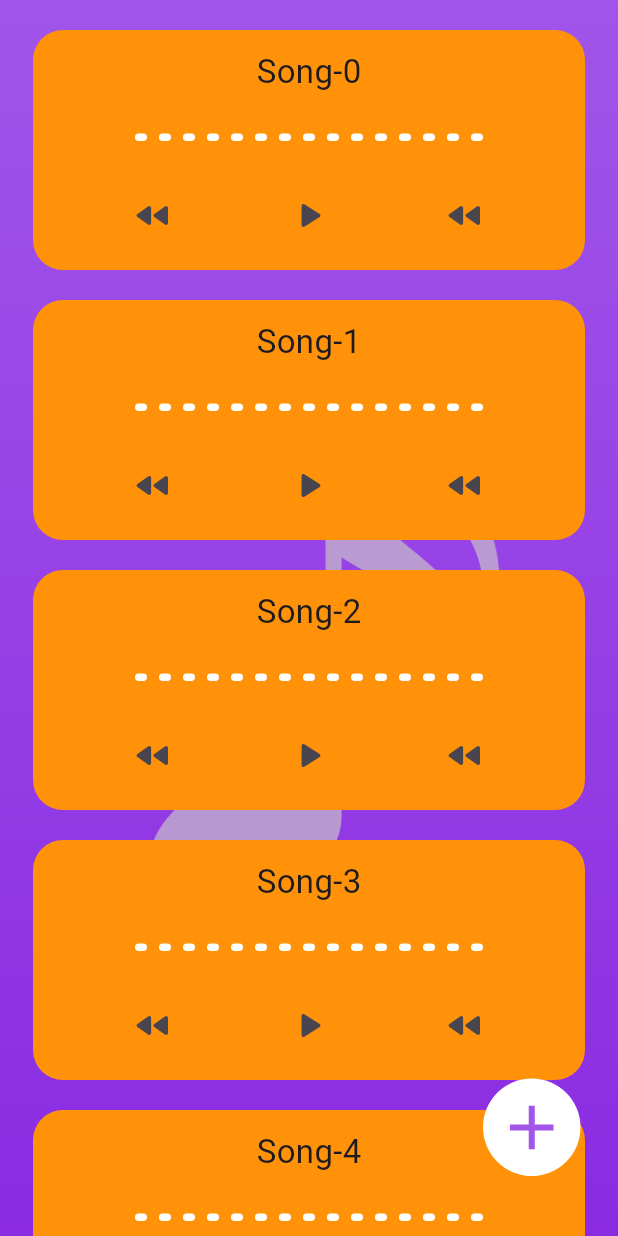
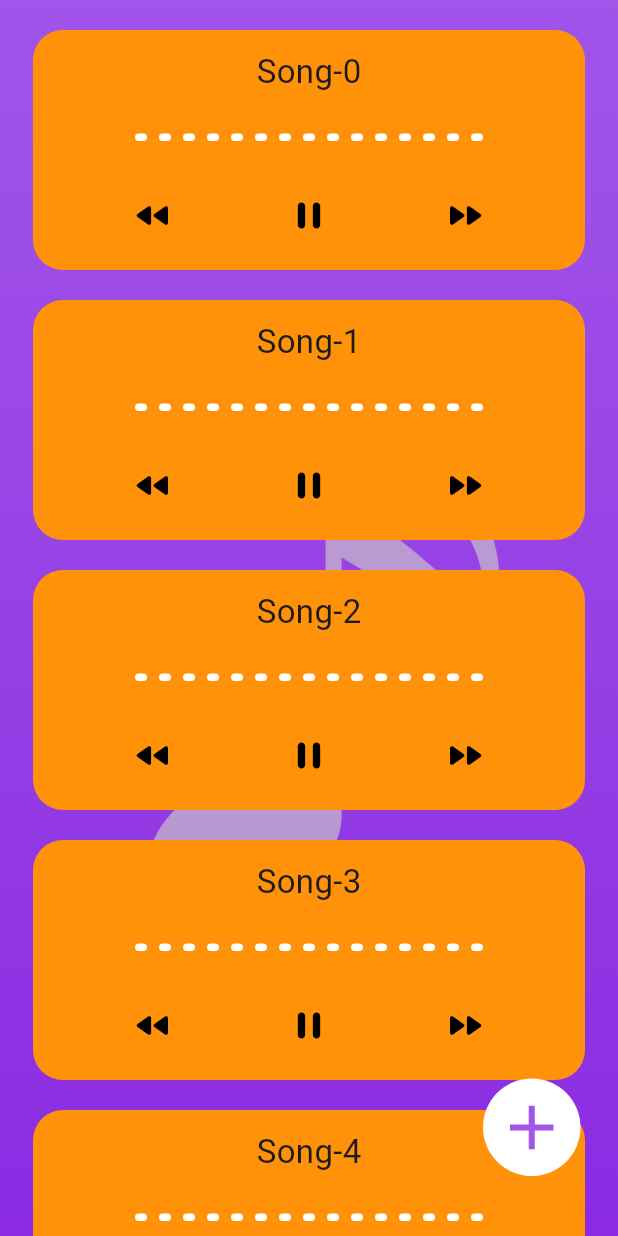
Before and after one commit to Mokshith-S/harmony, a Flutter app: the screen it shows after launch, on a phone screen of 412 x 824 dp. Run offline on Flutter 3.47's test engine with Material 3 defaults, Android fonts, the phone set to English and light mode, and no system bars; our stand-ins replace flutter_bloc, google_fonts.

Commit message:
16-01-24

```diff
--- a/lib/harmony_home.dart
+++ b/lib/harmony_home.dart
@@ -89,7 +89,8 @@ class _HarmonyHomeState extends State<HarmonyHome>
                   alignment:
                       pressed ? Alignment.topCenter : Alignment.bottomCenter,
                   child: InkWell(
-                    onTap: () => Navigator.of(context).pushNamed('temp'),
+                    onTap: () =>
+                        Navigator.of(context).pushNamed('control_panel'),
                     child: Container(
                       height: 60,
                       width: 60,
--- a/lib/main.dart
+++ b/lib/main.dart
@@ -1,8 +1,8 @@
 import 'package:flutter/material.dart';
 import 'package:flutter_bloc/flutter_bloc.dart';
 import 'package:harmony/bloc/harmony_bloc.dart';
+import 'package:harmony/create_harmony.dart';
 import 'package:harmony/harmony_home.dart';
-import 'package:harmony/new_page.dart';
 
 void main() {
   runApp(const HarmonyController());
@@ -19,7 +19,7 @@ class HarmonyController extends StatelessWidget {
         initialRoute: '/',
         routes: {
           '/': (context) => const HarmonyHome(),
-          'temp': (context) => const TempRoute(),
+          'control_panel': (context) => const HarmonyPanel(),
         },
       ),
     );
--- a/lib/widget/song_control.dart
+++ b/lib/widget/song_control.dart
@@ -2,17 +2,34 @@ import 'package:flutter/material.dart';
 
 class SongControl extends StatelessWidget {
   const SongControl(
-      {super.key, required this.icon, required this.controlLogic});
+      {super.key,
+      required this.icon,
+      this.iconSelected,
+      required this.controlLogic,
+      this.selected = false,
+      this.color = Colors.black,
+      this.splash = false});
 
   final IconData icon;
   final void Function() controlLogic;
+  final Color color;
+  final bool splash;
+  final bool selected;
+  final IconData? iconSelected;
 
   @override
   Widget build(BuildContext context) {
+    print(iconSelected);
+    print(selected);
     return IconButton(
       onPressed: controlLogic,
       icon: Icon(icon),
       iconSize: 30,
+      color: color,
+      splashColor: splash ? Colors.red : null,
+      splashRadius: splash ? 30 : null,
+      isSelected: selected,
+      selectedIcon: iconSelected == null ? null : Icon(iconSelected),
     );
   }
 }
--- a/lib/widget/song_tile.dart
+++ b/lib/widget/song_tile.dart
@@ -45,10 +45,9 @@ class SongTile extends StatelessWidget {
                   SongControl(
                       icon: Icons.fast_rewind_rounded, controlLogic: () {}),
                   SongControl(
-                      icon: state is PlayState &&
-                              state.harmonyId == 'Creation-$index'
-                          ? Icons.pause_rounded
-                          : Icons.play_arrow_rounded,
+                      icon: Icons.play_arrow_rounded,
+                      iconSelected: Icons.pause_rounded,
+                      selected: true,
                       controlLogic: state is PlayState
                           ? () {
                               context
@@ -61,7 +60,7 @@ class SongTile extends StatelessWidget {
                                   .add(PlayEvent('Creation-$index'));
                             }),
                   SongControl(
-                      icon: Icons.fast_rewind_rounded, controlLogic: () {}),
+                      icon: Icons.fast_forward_rounded, controlLogic: () {}),
                 ],
               )
             ],
--- a/lib/widget/songwave.dart
+++ b/lib/widget/songwave.dart
@@ -41,6 +41,7 @@ class _SingleWaveAnimationState extends State<SingleWaveAnimation>
     with SingleTickerProviderStateMixin {
   late final AnimationController _control;
   late final Animation<double> _animation;
+  bool disposing = true;
 
   @override
   void initState() {
@@ -55,20 +56,25 @@ class _SingleWaveAnimationState extends State<SingleWaveAnimation>
   }
 
   @override
+  void dispose() {
+    _control.dispose();
+
+    super.dispose();
+  }
+
+  @override
   Widget build(BuildContext context) {
-    return BlocListener<HarmonyBloc, HarmonyState>(
-      listener: (context, state) {
-        if (state is PlayState) {
-          if (state.harmonyId == widget.harmonyId) {
+    final harmonyState = context.watch<HarmonyBloc>().state;
+    if (harmonyState is PlayState &&
+        harmonyState.harmonyId == widget.harmonyId &&
+        !_control.isAnimating) {
       _control.repeat(reverse: true);
-          }
-        } else if (state is StopState) {
-          if (state.harmonyId == widget.harmonyId) {
+    } else if (harmonyState is StopState &&
+        harmonyState.harmonyId == widget.harmonyId &&
+        _control.isAnimating) {
       _control.reset();
     }
-        }
-      },
-      child: Container(
+    return Container(
       margin: const EdgeInsets.only(left: 4, right: 4),
       width: 8,
       height: _animation.value,
@@ -78,7 +84,6 @@ class _SingleWaveAnimationState extends State<SingleWaveAnimation>
         ),
         color: Colors.white,
       ),
-      ),
     );
   }
 }
--- a/pubspec.yaml
+++ b/pubspec.yaml
@@ -36,6 +36,7 @@ dependencies:
   # Use with the CupertinoIcons class for iOS style icons.
   cupertino_icons: ^1.0.2
   flutter_bloc: ^8.1.3
+  google_fonts: ^6.1.0
 
 dev_dependencies:
   flutter_test:
```
Also changed, not shown: lib/create_harmony.dart (added, +64 -0 lines), lib/new_page.dart (deleted, +0 -13 lines), pubspec.lock, 1 other file. Lines whose indentation alone changed are shown as unchanged.
